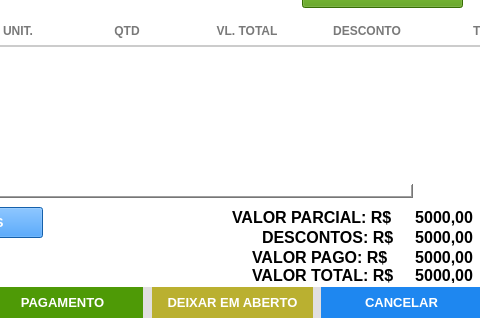
Qt form View/UI/venda.ui (felipezago/ControleEstoque) before a commit; both pictures show x 298 to 778 and y 273 to 593 of the 778 by 593 pixel window.
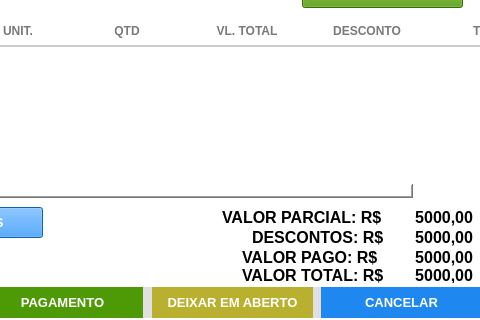
The same form after that commit. Icons and pictures are not drawn.

The edit to the form file:
```diff
--- a/View/UI/venda.ui
+++ b/View/UI/venda.ui
@@ -482,7 +482,7 @@
   <widget class="QLabel" name="lb_tituloClientes_4">
    <property name="geometry">
     <rect>
-     <x>530</x>
+     <x>520</x>
      <y>480</y>
      <width>161</width>
      <height>21</height>
@@ -1205,7 +1205,7 @@
   <widget class="QLabel" name="lb_tituloClientes_5">
    <property name="geometry">
     <rect>
-     <x>560</x>
+     <x>550</x>
      <y>500</y>
      <width>131</width>
      <height>21</height>
@@ -1260,7 +1260,7 @@
   <widget class="QLabel" name="lb_tituloClientes_6">
    <property name="geometry">
     <rect>
-     <x>550</x>
+     <x>540</x>
      <y>520</y>
      <width>141</width>
      <height>21</height>
@@ -1359,7 +1359,7 @@
   <widget class="QLabel" name="lb_tituloClientes_7">
    <property name="geometry">
     <rect>
-     <x>550</x>
+     <x>540</x>
      <y>540</y>
      <width>141</width>
      <height>16</height>
```
